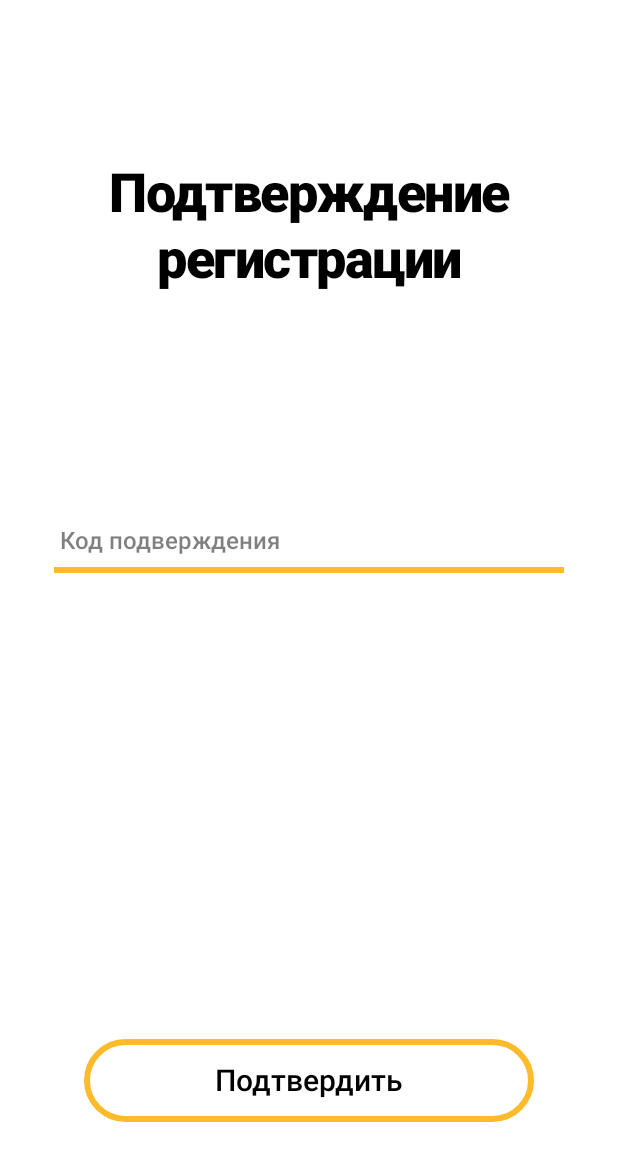
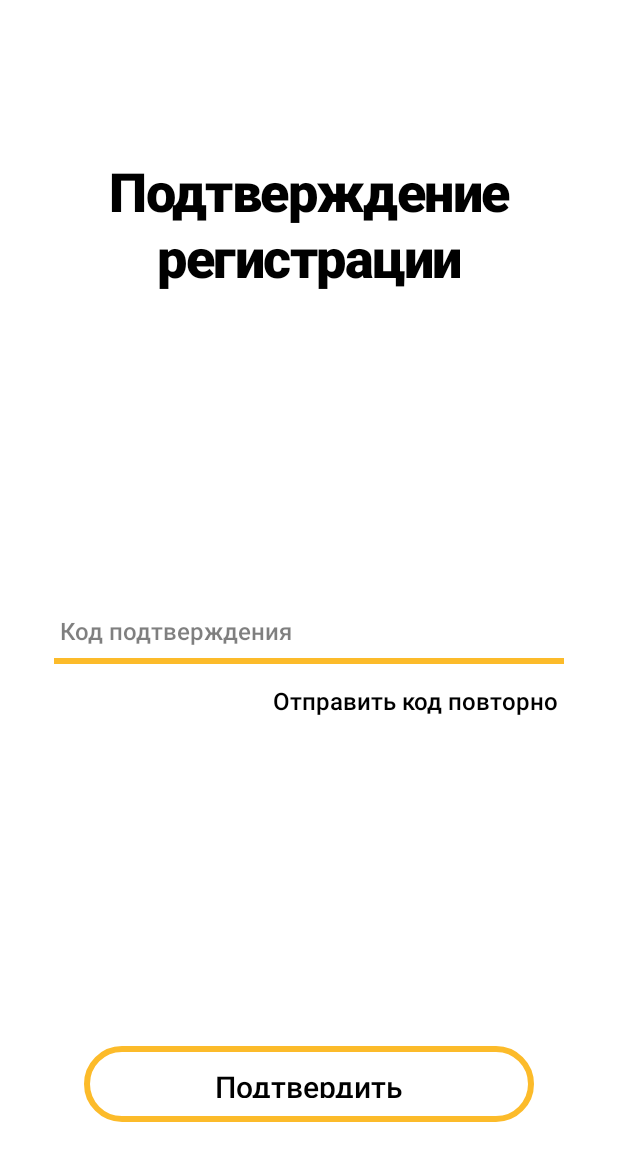
Before and after one commit to byy-rVtru3/BeeIoT, an Android app built with Jetpack Compose: the screen it shows after launch (MainActivity), after a tap on "Зарегистрироваться", on a phone screen of 412 x 824 dp. Shown: the top 1161 px of the screen. Run offline under Robolectric (Android 15) with nearby library versions, the phone set to English and light mode, and no system bars; our stand-ins replace livedata-compose.

Commit message:
feat(mobile): add resend code button to confirmation screen and fix layout rendering

```diff
--- a/frontend/Mobile/app/src/main/java/com/app/mobile/presentation/ui/components/Components.kt
+++ b/frontend/Mobile/app/src/main/java/com/app/mobile/presentation/ui/components/Components.kt
@@ -7,6 +7,7 @@ import androidx.compose.foundation.clickable
 import androidx.compose.foundation.interaction.MutableInteractionSource
 import androidx.compose.foundation.interaction.collectIsPressedAsState
 import androidx.compose.foundation.layout.Box
+import androidx.compose.foundation.layout.Row
 import androidx.compose.foundation.layout.fillMaxSize
 import androidx.compose.foundation.layout.fillMaxWidth
 import androidx.compose.foundation.layout.padding
@@ -17,9 +18,12 @@ import androidx.compose.material3.CircularProgressIndicator
 import androidx.compose.material3.Icon
 import androidx.compose.material3.MaterialTheme
 import androidx.compose.material3.Text
+import androidx.compose.material3.ButtonDefaults.buttonColors
 import androidx.compose.runtime.Composable
 import androidx.compose.runtime.getValue
+import androidx.compose.runtime.mutableStateOf
 import androidx.compose.runtime.remember
+import androidx.compose.runtime.setValue
 import androidx.compose.ui.Alignment
 import androidx.compose.ui.Modifier
 import androidx.compose.ui.draw.drawBehind
@@ -31,6 +35,7 @@ import androidx.compose.ui.res.stringResource
 import androidx.compose.ui.text.input.PasswordVisualTransformation
 import androidx.compose.ui.text.input.VisualTransformation
 import androidx.compose.ui.text.style.TextAlign
+import androidx.compose.ui.text.TextStyle
 import androidx.compose.ui.unit.dp
 import com.app.mobile.R
 
@@ -72,10 +77,9 @@ fun CustomTextField(
     placeholder: String,
     modifier: Modifier = Modifier,
     isError: Boolean = false,
-    isPassword: Boolean = false,
-    passwordVisible: Boolean = false,
-    onPasswordVisibilityToggle: (() -> Unit)? = null
+    isPassword: Boolean = false
 ) {
+    var passwordVisible by remember { mutableStateOf(false) }
     val borderColor = if (isError) MaterialTheme.colorScheme.error else MaterialTheme.colorScheme.outline
 
     BasicTextField(
@@ -104,7 +108,28 @@ fun CustomTextField(
             VisualTransformation.None
         },
         decorationBox = { innerTextField ->
-            androidx.compose.foundation.layout.Row(
+            TextFieldDecorationBox(
+                innerTextField = innerTextField,
+                value = value,
+                placeholder = placeholder,
+                isPassword = isPassword,
+                passwordVisible = passwordVisible,
+                onPasswordVisibilityToggle = { passwordVisible = !passwordVisible }
+            )
+        }
+    )
+}
+
+@Composable
+private fun TextFieldDecorationBox(
+    innerTextField: @Composable () -> Unit,
+    value: String,
+    placeholder: String,
+    isPassword: Boolean,
+    passwordVisible: Boolean,
+    onPasswordVisibilityToggle: () -> Unit
+) {
+    Row(
         modifier = Modifier
             .fillMaxWidth()
             .padding(horizontal = 4.dp, vertical = 12.dp),
@@ -121,21 +146,36 @@ fun CustomTextField(
             innerTextField()
         }
 
-                if (isPassword && onPasswordVisibilityToggle != null) {
+        PasswordVisibilityToggle(
+            isPassword = isPassword,
+            passwordVisible = passwordVisible,
+            onToggle = onPasswordVisibilityToggle
+        )
+    }
+}
+
+@Composable
+private fun PasswordVisibilityToggle(
+    isPassword: Boolean,
+    passwordVisible: Boolean,
+    onToggle: () -> Unit
+) {
+    if (isPassword) {
         Icon(
             painter = painterResource(
                 id = if (passwordVisible) R.drawable.ic_eye_open else R.drawable.ic_eye_closed
             ),
-                        contentDescription = if (passwordVisible) "Скрыть пароль" else "Показать пароль",
+            contentDescription = if (passwordVisible) {
+                stringResource(R.string.hide_password)
+            } else {
+                stringResource(R.string.show_password)
+            },
             modifier = Modifier
                 .padding(start = 8.dp, bottom = 2.dp)
-                            .clickable { onPasswordVisibilityToggle() },
+                .clickable { onToggle() },
             tint = MaterialTheme.colorScheme.onSurface.copy(alpha = 0.6f)
         )
     }
-            }
-        }
-    )
 }
 
 @Composable
@@ -164,7 +204,7 @@ fun PrimaryButton(
         modifier = modifier
             .fillMaxWidth()
             .scale(scale),
-        colors = androidx.compose.material3.ButtonDefaults.buttonColors(
+        colors = buttonColors(
             containerColor = MaterialTheme.colorScheme.surface,
             contentColor = MaterialTheme.colorScheme.onSurface,
         ),
@@ -179,12 +219,47 @@ fun PrimaryButton(
     }
 }
 
+@Composable
+fun LabelButton(
+    text: String,
+    onClick: () -> Unit,
+    modifier: Modifier = Modifier
+) {
+    val interactionSource = remember { MutableInteractionSource() }
+    val isPressed by interactionSource.collectIsPressedAsState()
+
+    val scale by animateFloatAsState(
+        targetValue = if (isPressed) 0.92f else 1f,
+        animationSpec = tween(durationMillis = 100),
+        label = "label_button_scale"
+    )
+
+    val alpha by animateFloatAsState(
+        targetValue = if (isPressed) 0.6f else 1f,
+        animationSpec = tween(durationMillis = 100),
+        label = "label_button_alpha"
+    )
+
+    Text(
+        text = text,
+        style = MaterialTheme.typography.labelSmall,
+        color = MaterialTheme.colorScheme.onBackground.copy(alpha = alpha),
+        modifier = modifier
+            .scale(scale)
+            .clickable(
+                interactionSource = interactionSource,
+                indication = null,
+                onClick = onClick
+            )
+    )
+}
+
 
 @Composable
 fun Title(
     text: String,
     modifier: Modifier = Modifier,
-    style: androidx.compose.ui.text.TextStyle = MaterialTheme.typography.titleLarge
+    style: TextStyle = MaterialTheme.typography.titleLarge
 ) {
     Text(
         text = text,
--- a/frontend/Mobile/app/src/main/java/com/app/mobile/presentation/ui/screens/confirmation/ConfirmationScreen.kt
+++ b/frontend/Mobile/app/src/main/java/com/app/mobile/presentation/ui/screens/confirmation/ConfirmationScreen.kt
@@ -1,8 +1,9 @@
 package com.app.mobile.presentation.ui.screens.confirmation
 
+import androidx.compose.material3.MaterialTheme
 import androidx.compose.foundation.layout.Column
-import androidx.compose.foundation.layout.Spacer
 import androidx.compose.foundation.layout.fillMaxSize
+import androidx.compose.foundation.layout.fillMaxWidth
 import androidx.compose.foundation.layout.padding
 import androidx.compose.runtime.Composable
 import androidx.compose.runtime.LaunchedEffect
@@ -16,6 +17,7 @@ import com.app.mobile.presentation.models.ConfirmationModelUi
 import com.app.mobile.presentation.ui.components.CustomTextField
 import com.app.mobile.presentation.ui.components.ErrorMessage
 import com.app.mobile.presentation.ui.components.FullScreenProgressIndicator
+import com.app.mobile.presentation.ui.components.LabelButton
 import com.app.mobile.presentation.ui.components.PrimaryButton
 import com.app.mobile.presentation.ui.components.Title
 import com.app.mobile.presentation.ui.screens.confirmation.models.ConfirmationActions
@@ -59,14 +61,18 @@ ConfirmationActions) {
         horizontalAlignment = Alignment.CenterHorizontally) {
         Title(
             text = stringResource(R.string.confirm_registration_title),
-            style = androidx.compose.material3.MaterialTheme.typography.titleMedium
+            style = MaterialTheme.typography.titleMedium,
+            modifier = Modifier.padding(bottom = 206.dp)
         )
 
-        Spacer(modifier = Modifier.weight(1f))
 
-        CodeTextField(code = confirmationModelUi.code, onCodeChange = actions.onCodeChange)
+        Column(
+            horizontalAlignment = Alignment.End,
+            modifier = Modifier.fillMaxWidth().padding(bottom = 184.dp),) {
+            CodeTextField(code = confirmationModelUi.code, onCodeChange = actions.onCodeChange)
+            CodeResendButton(onClick = actions.onResendCodeClick)
+        }
 
-        Spacer(modifier = Modifier.weight(2f))
 
         CodeConfirmButton(onClick = actions.onConfirmClick)
     }
@@ -85,3 +91,13 @@ private fun CodeConfirmButton(onClick: () -> Unit) {
         modifier = Modifier.padding(20.dp)
     )
 }
+
+
+@Composable
+private fun CodeResendButton(onClick: () -> Unit) {
+    LabelButton(
+        text = stringResource(R.string.resend_code),
+        onClick = onClick,
+        modifier = Modifier.padding(4.dp,16.dp)
+    )
+}
--- a/frontend/Mobile/app/src/main/java/com/app/mobile/presentation/ui/screens/registration/RegistrationScreen.kt
+++ b/frontend/Mobile/app/src/main/java/com/app/mobile/presentation/ui/screens/registration/RegistrationScreen.kt
@@ -1,7 +1,6 @@
 package com.app.mobile.presentation.ui.screens.registration
 
 import androidx.compose.foundation.layout.Column
-import androidx.compose.foundation.layout.Spacer
 import androidx.compose.foundation.layout.fillMaxSize
 import androidx.compose.foundation.layout.fillMaxWidth
 import androidx.compose.foundation.layout.padding
@@ -9,9 +8,6 @@ import androidx.compose.runtime.Composable
 import androidx.compose.runtime.LaunchedEffect
 import androidx.compose.runtime.getValue
 import androidx.compose.runtime.livedata.observeAsState
-import androidx.compose.runtime.mutableStateOf
-import androidx.compose.runtime.remember
-import androidx.compose.runtime.setValue
 import androidx.compose.ui.Alignment
 import androidx.compose.ui.Modifier
 import androidx.compose.ui.res.stringResource
@@ -75,9 +71,6 @@ fun RegistrationScreen(
 
 @Composable
 fun RegistrationContent(registrationModelUi: RegistrationModelUi, actions: RegistrationActions) {
-    var passwordVisible by remember { mutableStateOf(false) }
-    var repeatPasswordVisible by remember { mutableStateOf(false) }
-
     Column(
         modifier = Modifier
             .fillMaxSize()
@@ -85,41 +78,23 @@ fun RegistrationContent(registrationModelUi: RegistrationModelUi, actions: Regis
         horizontalAlignment = Alignment.CenterHorizontally
     ) {
         Title(
-            text = stringResource(R.string.registration_title)
+            text = stringResource(R.string.registration_title),
+            modifier = Modifier.padding(bottom = 132.dp)
         )
 
-        Spacer(modifier = Modifier.weight(1f))
 
         Column(
-            modifier = Modifier.fillMaxWidth(),
+            modifier = Modifier.fillMaxWidth().padding(bottom = 160.dp),
             horizontalAlignment = Alignment.CenterHorizontally
         ) {
             RegistrationNameTextField(registrationModelUi.name, actions.onNameChange)
 
-            Spacer(modifier = Modifier.padding(12.dp))
-
             RegistrationEmailTextField(registrationModelUi.email, actions.onEmailChange)
 
-            Spacer(modifier = Modifier.padding(12.dp))
+            RegistrationPasswordTextField(registrationModelUi.password, actions.onPasswordChange)
 
-            RegistrationPasswordTextField(
-                password = registrationModelUi.password,
-                onPasswordChange = actions.onPasswordChange,
-                passwordVisible = passwordVisible,
-                onPasswordVisibilityToggle = { passwordVisible = !passwordVisible }
-            )
-
-            Spacer(modifier = Modifier.padding(12.dp))
-
-            RegistrationRepeatPasswordTextField(
-                repeatPassword = registrationModelUi.repeatPassword,
-                onRepeatPasswordChange = actions.onRepeatPasswordChange,
-                passwordVisible = repeatPasswordVisible,
-                onPasswordVisibilityToggle = { repeatPasswordVisible = !repeatPasswordVisible }
-            )
+            RegistrationRepeatPasswordTextField(registrationModelUi.repeatPassword, actions.onRepeatPasswordChange)
         }
-
-        Spacer(modifier = Modifier.weight(2f))
 
         RegistrationButton(onClick = actions.onRegisterClick)
 
@@ -129,8 +104,10 @@ fun RegistrationContent(registrationModelUi: RegistrationModelUi, actions: Regis
 @Composable
 fun RegistrationEmailTextField(email: String, onEmailChange: (String) -> Unit) {
     CustomTextField(
-        email, onEmailChange,
-        stringResource(R.string.email)
+        value = email,
+        onValueChange = onEmailChange,
+        placeholder = stringResource(R.string.email),
+        modifier = Modifier.padding(bottom = 12.dp),
     )
 }
 
@@ -140,8 +117,10 @@ fun RegistrationNameTextField(
     onNameChange: (String) -> Unit
 ) {
     CustomTextField(
-        name, onNameChange,
-        stringResource(R.string.name)
+        value = name,
+        onValueChange = onNameChange,
+        modifier = Modifier.padding(bottom = 12.dp),
+        placeholder = stringResource(R.string.name)
     )
 }
 
@@ -149,33 +128,26 @@ fun RegistrationNameTextField(
 fun RegistrationPasswordTextField(
     password: String,
     onPasswordChange: (String) -> Unit,
-    passwordVisible: Boolean,
-    onPasswordVisibilityToggle: () -> Unit
 ) {
     CustomTextField(
         value = password,
         onValueChange = onPasswordChange,
         placeholder = stringResource(R.string.password),
         isPassword = true,
-        passwordVisible = passwordVisible,
-        onPasswordVisibilityToggle = onPasswordVisibilityToggle
+        modifier = Modifier.padding(bottom = 12.dp)
     )
 }
 
 @Composable
 fun RegistrationRepeatPasswordTextField(
     repeatPassword: String,
-    onRepeatPasswordChange: (String) -> Unit,
-    passwordVisible: Boolean,
-    onPasswordVisibilityToggle: () -> Unit
+    onRepeatPasswordChange: (String) -> Unit
 ) {
     CustomTextField(
         value = repeatPassword,
         onValueChange = onRepeatPasswordChange,
         placeholder = stringResource(R.string.repeat_password),
         isPassword = true,
-        passwordVisible = passwordVisible,
-        onPasswordVisibilityToggle = onPasswordVisibilityToggle
     )
 }
 
--- a/frontend/Mobile/app/src/main/java/com/app/mobile/ui/theme/Type.kt
+++ b/frontend/Mobile/app/src/main/java/com/app/mobile/ui/theme/Type.kt
@@ -46,8 +46,8 @@ val Typography = Typography(
     labelSmall = TextStyle(
         fontFamily = FontFamily.Default,
         fontWeight = FontWeight.Medium,
-        fontSize = 12.sp,
-        lineHeight = 16.sp,
+        fontSize = 16.sp,
+        lineHeight = 24.sp,
         letterSpacing = 0.sp
     ),
 
--- a/frontend/Mobile/app/src/main/res/values/strings.xml
+++ b/frontend/Mobile/app/src/main/res/values/strings.xml
@@ -7,13 +7,15 @@
     <string name="registration_title">Регистрация</string>
     <string name="registration_button">Зарегистрироваться</string>
     <string name="confirm_registration_title">Подтверждение регистрации</string>
-
+    <string name="hide_password">Скрыть пароль</string>
+    <string name="show_password">Показать пароль</string>
+    <string name="resend_code">Отправить код повторно</string>
 
 
     <!-- Ошибки -->
     <string name="error_unknown">Неизвестная ошибка</string>
     <string name="error_dialog_title">Произошла ошибка</string>
     <string name="error_retry_button">Попробуйте еще раз</string>
-    <string name="enter_code">Код подверждения</string>
+        <string name="enter_code">Код подтверждения</string>
     <string name="confirm">Подтвердить</string>
 </resources>
```
Lines whose indentation alone changed are shown as unchanged.
